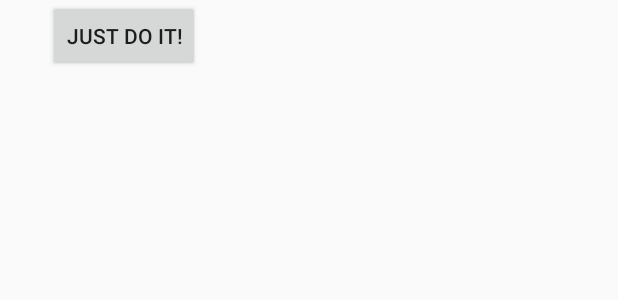
After one commit to Brendon-Egolf/FRCScoutingApp2016, an Android app: the layout confirm_action.xml on its own in the app's theme, with its tools: preview values and no code run, on a phone screen of 412 x 824 dp. The commit adds this screen. Shown: the top 300 px of the screen. Run offline under Robolectric (Android 15) with nearby library versions, the phone set to English and light mode, and no system bars.

Commit message:
still working

```diff
--- /dev/null
+++ b/app/src/main/res/layout/confirm_action.xml
@@ -0,0 +1,12 @@
+<?xml version="1.0" encoding="utf-8"?>
+<LinearLayout
+    android:layout_width="match_parent"
+    android:layout_height="match_parent"
+    xmlns:android="http://schemas.android.com/apk/res/android" >
+
+    <Button android:id="@+id/confirm"
+        android:layout_width="wrap_content"
+        android:layout_height="wrap_content"
+        android:layout_marginLeft="32dp"
+        android:text="Just do it!"/>
+</LinearLayout>
```
Also changed, not shown: app/src/main/java/com/petoskeypaladins/frcscoutingapp/MainActivity.java (+24 -0 lines), app/src/main/java/com/petoskeypaladins/frcscoutingapp/SelectionLists.java (+7 -0 lines), app/src/main/res/layout/drag_sort_list_view.xml (added, +30 -0 lines).
